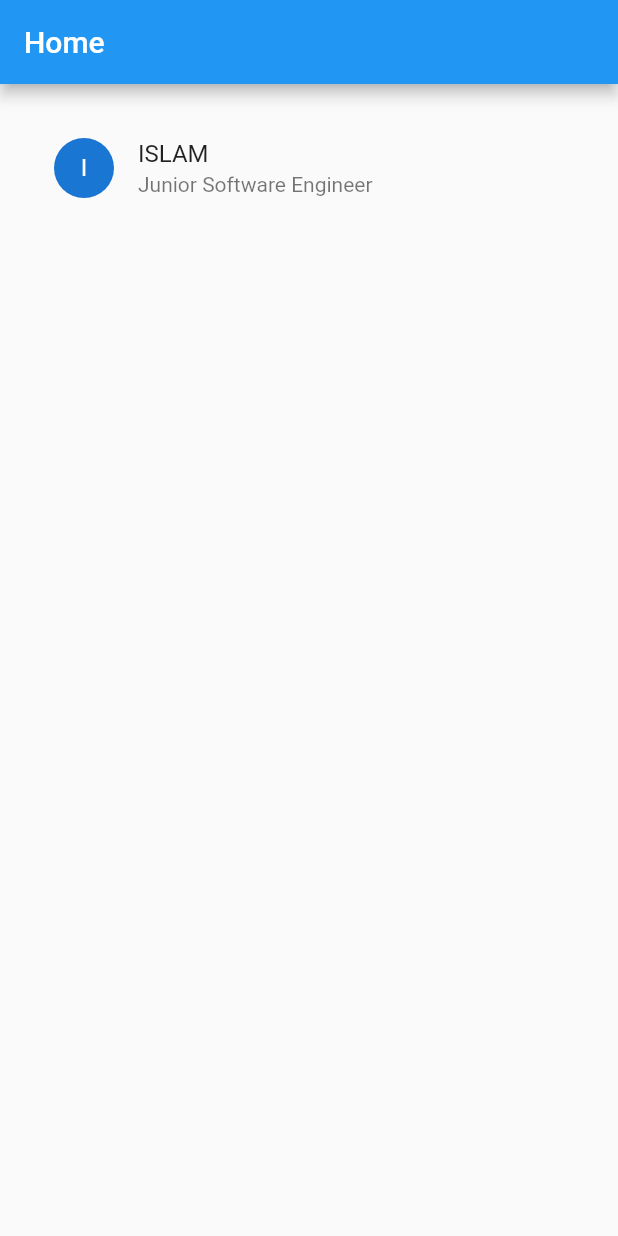
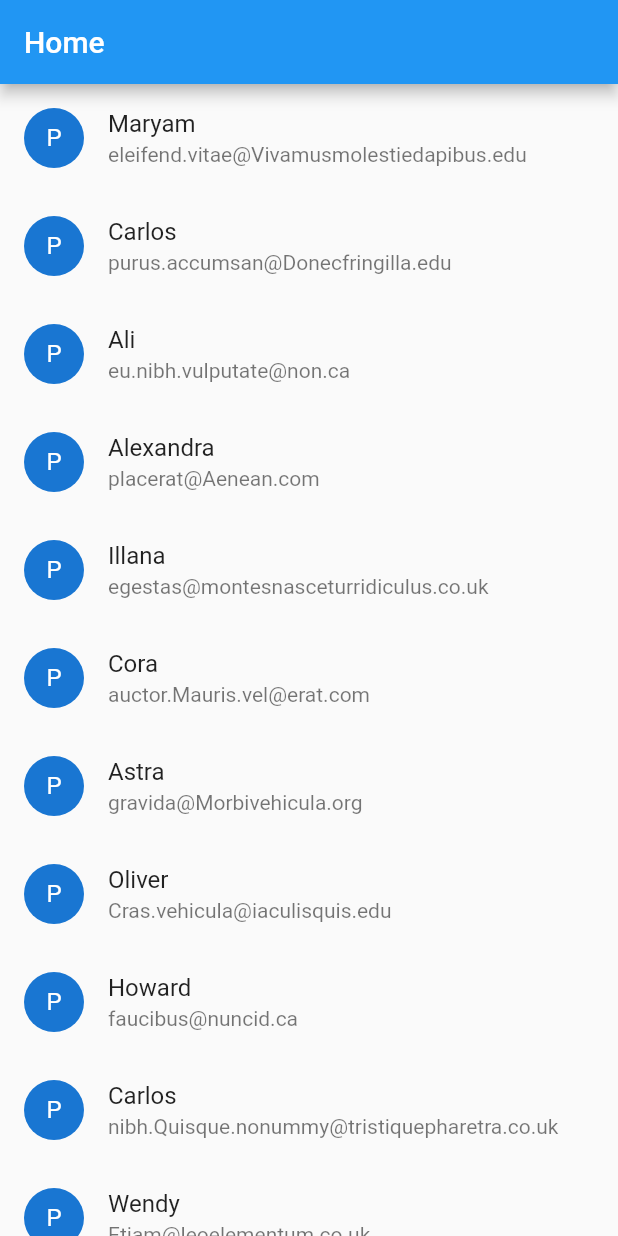
Before and after one commit to aip777/flutter, a Flutter app: the screen it shows after launch, on a phone screen of 412 x 824 dp. Run offline on Flutter 3.47's test engine with Material 2 defaults, Android fonts, the phone set to English and light mode, and no system bars.

Commit message:
List View Data

```diff
--- a/lib/main.dart
+++ b/lib/main.dart
@@ -11,31 +11,52 @@ void main(){
 
 class HomePage extends StatelessWidget{
   final _helloWorld = "Hello World Hello World Hello WorldHello World Hello World Hello WorldHello World Hello World Hello WorldHello World Hello World Hello World";
+
+  List people = [
+    {"name": "Maryam", "email": "eleifend.vitae@Vivamusmolestiedapibus.edu"},
+    {"name": "Carlos", "email": "purus.accumsan@Donecfringilla.edu"},
+    {"name": "Ali", "email": "eu.nibh.vulputate@non.ca"},
+    {"name": "Alexandra", "email": "placerat@Aenean.com"},
+    {"name": "Illana", "email": "egestas@montesnasceturridiculus.co.uk"},
+    {"name": "Cora", "email": "auctor.Mauris.vel@erat.com"},
+    {"name": "Astra", "email": "gravida@Morbivehicula.org"},
+    {"name": "Oliver", "email": "Cras.vehicula@iaculisquis.edu"},
+    {"name": "Howard", "email": "faucibus@nuncid.ca"},
+    {"name": "Carlos", "email": "nibh.Quisque.nonummy@tristiquepharetra.co.uk"},
+    {"name": "Wendy", "email": "Etiam@leoelementum.co.uk"},
+    {"name": "Desirae", "email": "posuere.enim.nisl@infaucibusorci.com"},
+    {"name": "Cora", "email": "auctor.Mauris.vel@erat.com"},
+    {"name": "Astra", "email": "gravida@Morbivehicula.org"},
+    {"name": "Oliver", "email": "Cras.vehicula@iaculisquis.edu"},
+    {"name": "Howard", "email": "faucibus@nuncid.ca"},
+    {"name": "Carlos", "email": "nibh.Quisque.nonummy@tristiquepharetra.co.uk"},
+    {"name": "Wendy", "email": "Etiam@leoelementum.co.uk"},
+  ];
   @override
   Widget build(BuildContext contex){
 
       return Scaffold(
         appBar: new AppBar(title: new Text('Home')),
-        body: Column(
-          children: <Widget>[
-            Container(
-              height: 500,
-              padding: EdgeInsets.all(20),
-              child: ListView(
-                children: <Widget>[
-                    ListTile(
-                      leading: CircleAvatar(
-                        child: Text("I"),
-                      ),
-                      title: Text("ISLAM"),
-                      subtitle: Text("Junior Software Engineer"),
-                    ),
+        body: ListView.builder(
+                itemCount:people.length,
+                itemBuilder: (BuildContext context, int index){
+                  return Column(
+                    children: <Widget>[
+                      ListTile(
+                        leading: CircleAvatar(
+                          child: Text("P"),
+                        ),
+                        title: Text(people[index] ['name']),
+                        subtitle: Text(people[index]["email"]),
+                      )
+                    ],
+                  );
+                }
 
-                ],
               ),
-            )
-          ],
-        )
+
+
+
       ); // end Scaffold
   }
       Widget _rowCell(String clr){
```
